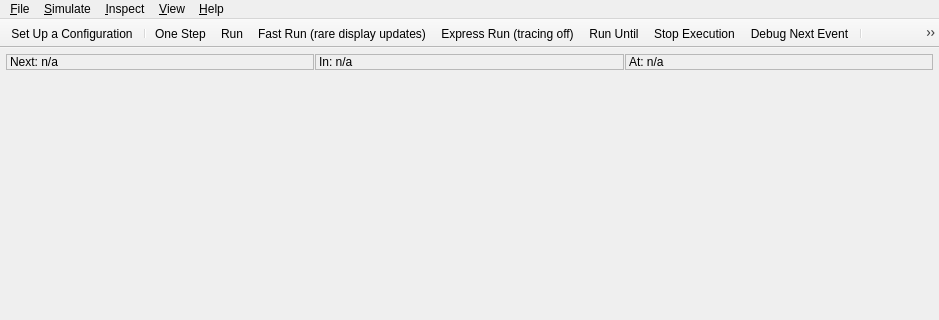
This is src/qtenv/mainwindow.ui in omnetpp/omnetpp as Qt 5 draws it before an edit; both pictures show x 0 to 939 and y 0 to 320 of the 939 by 673 pixel window. The edited form follows.
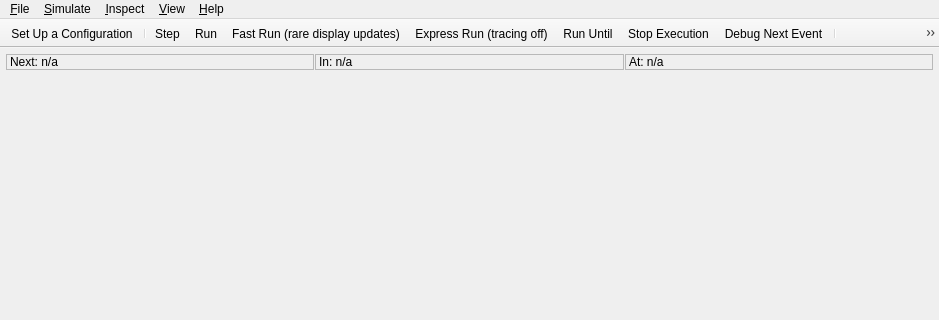
This is the edited form. Icons and pictures are not drawn.

Patch:
```diff
--- a/src/qtenv/mainwindow.ui
+++ b/src/qtenv/mainwindow.ui
@@ -447,7 +447,7 @@
      <normaloff>:/tools/step</normaloff>:/tools/step</iconset>
    </property>
    <property name="text">
-    <string>One &amp;Step</string>
+    <string>&amp;Step</string>
    </property>
    <property name="toolTip">
     <string>Execute one event (F4)</string>
```
Left out of the diff: 6 changed lines with no effect on the pictures.
